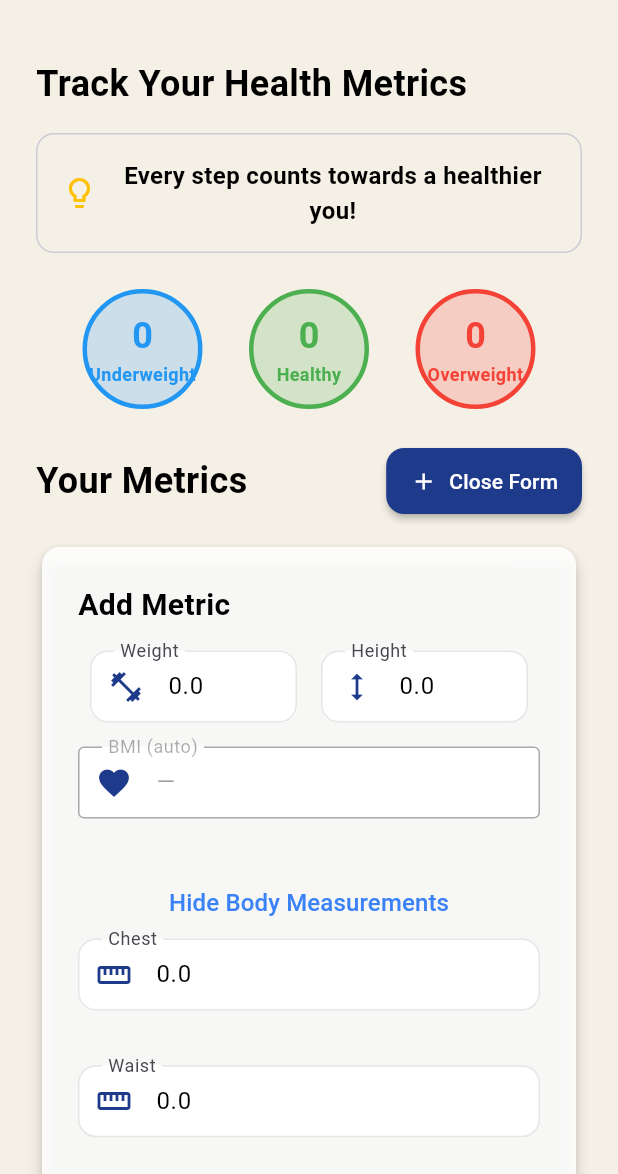
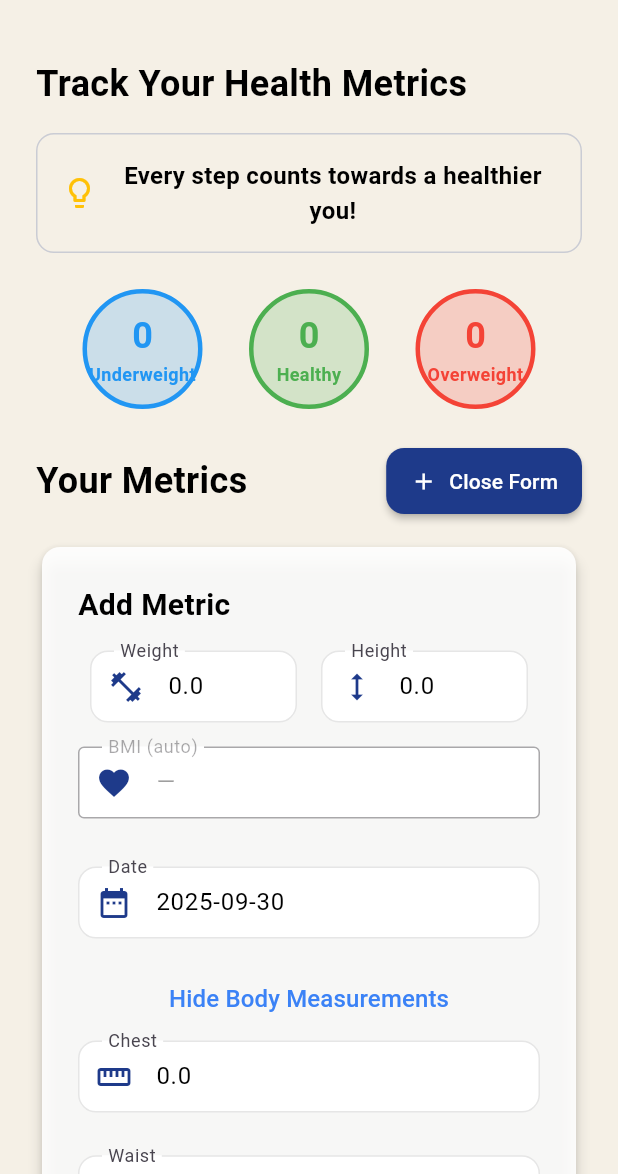
Before and after one commit to Ahmed-Amer01/fitness_tracker_flutter, a Flutter app: the HealthMetricScreen screen opened by its route, after a tap on "Add Metric", on a phone screen of 412 x 824 dp, the part 62-1236 px from its top. Run offline on Flutter 3.47's test engine with Material 3 defaults, Android fonts, the light colour scheme and no system bars; our stand-ins replace fl_chart, fluttertoast, image_picker, shared_preferences; accounts and stored records are empty; network calls fail.

Commit message:
fix health screen

```diff
--- a/lib/screens/health_metric_screen.dart
+++ b/lib/screens/health_metric_screen.dart
@@ -24,7 +24,8 @@ class _HealthMetricScreenState extends State<HealthMetricScreen> {
   final _formKey = GlobalKey<FormState>();
   final Map<String, TextEditingController> controllers = {};
   final measurementFields = ["chest", "waist", "hips", "neck", "biceps", "thighs", "calves"];
-  final topFields = ["weight", "height"];
+  final topFields = ["weight", "height", "date"];
+  final _dateFormat = DateFormat('yyyy-MM-dd');
 
   @override
   void initState() {
@@ -52,7 +53,13 @@ class _HealthMetricScreenState extends State<HealthMetricScreen> {
   void initControllers(HealthMetric metric) {
     controllers.clear();
     for (var f in topFields) {
+      if (f == 'date') {
+        controllers[f] = TextEditingController(
+          text: metric.date != null ? _dateFormat.format(metric.date) : _dateFormat.format(DateTime.now()),
+        );
+      } else {
         controllers[f] = TextEditingController(text: metric.toJson()[f]?.toString() ?? '');
+      }
     }
     for (var f in measurementFields) {
       controllers[f] = TextEditingController(text: metric.bodyMeasurements.toJson()[f]?.toString() ?? '');
@@ -67,13 +74,14 @@ class _HealthMetricScreenState extends State<HealthMetricScreen> {
     double weight = double.tryParse(controllers['weight']?.text ?? '0') ?? 0;
     double height = double.tryParse(controllers['height']?.text ?? '0') ?? 0;
     double bmi = height > 0 ? weight / ((height / 100) * (height / 100)) : 0;
+    DateTime date = DateTime.tryParse(controllers['date']?.text ?? '') ?? DateTime.now();
 
     return HealthMetric(
       id: id,
       weight: weight,
       height: height,
       bmi: bmi,
-      date: DateTime.now(),
+      date: date,
       bodyMeasurements: BodyMeasurements(
         chest: body['chest']!,
         waist: body['waist']!,
@@ -96,6 +104,20 @@ class _HealthMetricScreenState extends State<HealthMetricScreen> {
     if (bmi < 18.5) return 'Underweight';
     if (bmi < 25) return 'Healthy';
     return 'Overweight';
+  }
+
+  Future<void> _selectDate(BuildContext context) async {
+    final DateTime? picked = await showDatePicker(
+      context: context,
+      initialDate: DateTime.tryParse(controllers['date']?.text ?? '') ?? DateTime.now(),
+      firstDate: DateTime(2000),
+      lastDate: DateTime(2100),
+    );
+    if (picked != null) {
+      setState(() {
+        controllers['date']?.text = _dateFormat.format(picked);
+      });
+    }
   }
 
   @override
@@ -218,6 +240,7 @@ class _HealthMetricScreenState extends State<HealthMetricScreen> {
                                         const SizedBox(height: 16),
                                         Row(
                                           children: topFields
+                                              .where((f) => f != 'date')
                                               .map(
                                                 (f) => Expanded(
                                                   child: Padding(
@@ -281,6 +304,26 @@ class _HealthMetricScreenState extends State<HealthMetricScreen> {
                                           ),
                                         ),
                                         const SizedBox(height: 16),
+                                        TextFormField(
+                                          controller: controllers['date'],
+                                          readOnly: true,
+                                          onTap: () => _selectDate(context),
+                                          decoration: InputDecoration(
+                                            labelText: 'Date',
+                                            prefixIcon: const Icon(Icons.date_range, color: AppColors.blue900),
+                                            border: const OutlineInputBorder()
+                                          ),
+                                          validator: (value) {
+                                            if (value == null || value.isEmpty) {
+                                              return 'Date is required';
+                                            }
+                                            if (DateTime.tryParse(value) == null) {
+                                              return 'Enter a valid date';
+                                            }
+                                            return null;
+                                          },
+                                        ),
+                                        const SizedBox(height: 16),
                                         TextButton(
                                           onPressed: () {
                                             setState(() {
@@ -300,11 +343,13 @@ class _HealthMetricScreenState extends State<HealthMetricScreen> {
                                                 shrinkWrap: true,
                                                 physics: const NeverScrollableScrollPhysics(),
                                                 childAspectRatio: constraints.maxWidth > 400 ? 5.5 : 4.5,
-                                                mainAxisSpacing: 16,
-                                                crossAxisSpacing: 16,
+                                                mainAxisSpacing: 8,
+                                                crossAxisSpacing: 8,
                                                 children: measurementFields
                                                     .map(
-                                                      (f) => TextFormField(
+                                                      (f) => Padding(
+                                                        padding: const EdgeInsets.symmetric(vertical: 4),
+                                                        child: TextFormField(
                                                           controller: controllers[f],
                                                           keyboardType: const TextInputType.numberWithOptions(decimal: true),
                                                           inputFormatters: [
@@ -321,6 +366,7 @@ class _HealthMetricScreenState extends State<HealthMetricScreen> {
                                                             }
                                                             return null;
                                                           },
+                                                        ),
                                                       ),
                                                     )
                                                     .toList(),
@@ -589,7 +635,7 @@ class _HealthMetricScreenState extends State<HealthMetricScreen> {
                                             cells: [
                                               DataCell(
                                                 Text(
-                                                  '${metric.date.toLocal()}'.split(' ')[0],
+                                                  _dateFormat.format(metric.date),
                                                   style: Theme.of(context).textTheme.bodyMedium,
                                                 ),
                                               ),
@@ -620,7 +666,7 @@ class _HealthMetricScreenState extends State<HealthMetricScreen> {
                                                   mainAxisSize: MainAxisSize.min,
                                                   children: [
                                                     IconButton(
-                                                      icon: const Icon(Icons.edit, color: AppColors.blue900),
+                                                      icon: const Icon(Icons.edit, color: AppColors.blue600),
                                                       onPressed: () {
                                                         setState(() {
                                                           editingMetric = metric;
```
Lines whose indentation alone changed are shown as unchanged.
